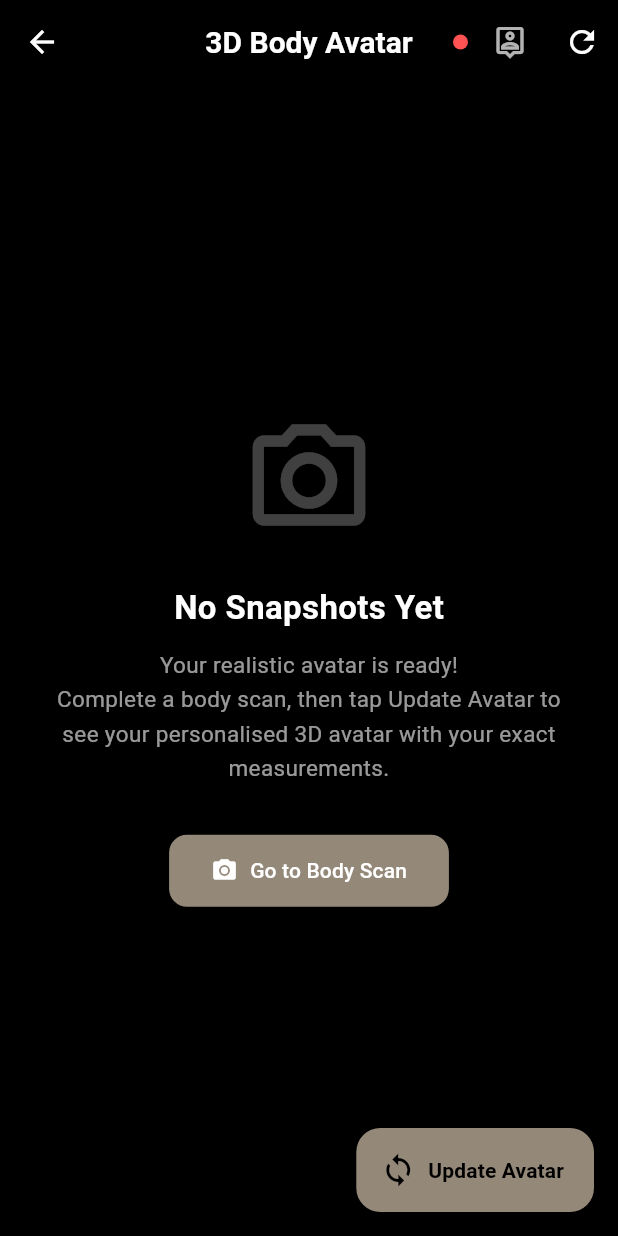
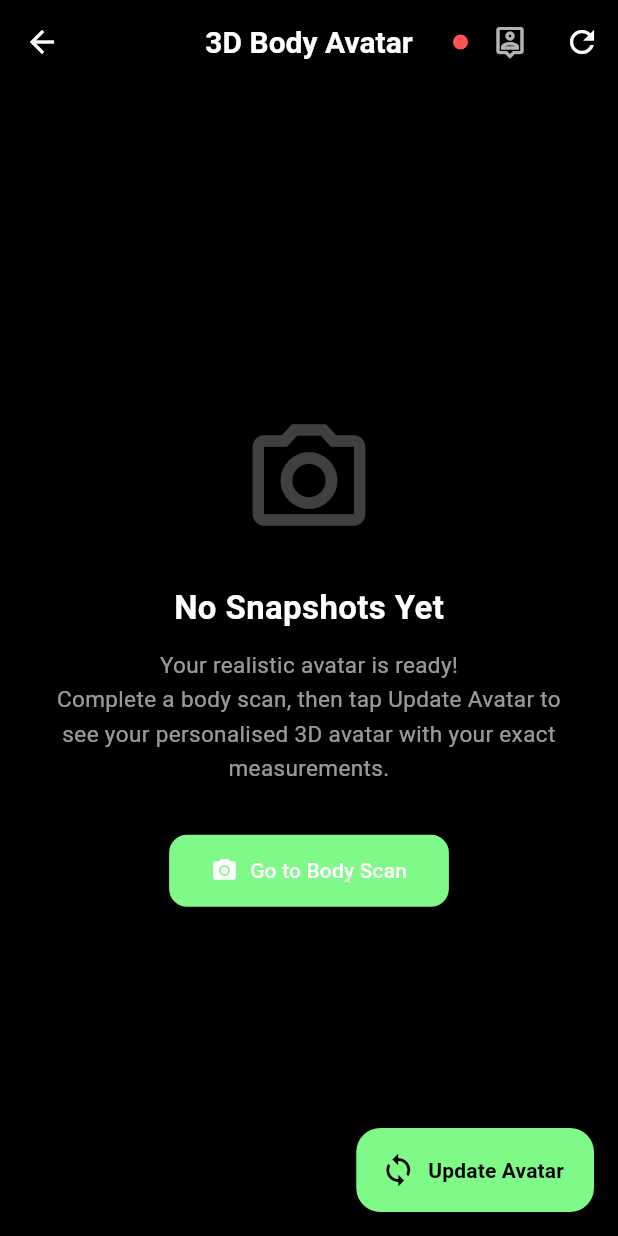
Before and after one commit to Salman0452/fyp-genzfit-frontend, a Flutter app: the AvatarViewerScreen screen opened directly, on a phone screen of 412 x 824 dp. Run offline on Flutter 3.47's test engine with Material 3 defaults, Android fonts, the phone set to English and light mode, and no system bars; our stand-ins replace cached_network_image, camera, cloud_firestore, file_picker, firebase_auth, firebase_core and 13 more; missing offline and left inert: cloudinary_public, dart:html, google_mlkit_pose_detection, model_viewer_plus; accounts and stored records are empty; network calls fail.

Commit message:
new theme

```diff
--- a/lib/utils/constants.dart
+++ b/lib/utils/constants.dart
@@ -5,23 +5,23 @@ class AppConstants {
   static const String appName = 'GenZFit';
   static const String appVersion = '1.0.0';
 
-  // Colors - Warm dark theme
-  static const Color primaryBlack = Color(0xFF222831);
-  static const Color darkGray = Color(0xFF1C2028);
-  static const Color charcoalGray = Color(0xFF222831);
-  static const Color slateGray = Color(0xFF393E46);
-  static const Color accentGray = Color(0xFF4A5060);
+// Colors - Dark neon fitness theme
+  static const Color primaryBlack = Color(0xFF0A0B0A);
+  static const Color darkGray = Color(0xFF0D0E0D);
+  static const Color charcoalGray = Color(0xFF171917);
+  static const Color slateGray = Color(0xFF1F2120);
+  static const Color accentGray = Color(0xFF2A2D2B);
 
-  static const Color primaryGold = Color(0xFF948979);
-  static const Color accentGold = Color(0xFFB5A898);
+  static const Color primaryGold = Color(0xFF7FFA88);
+  static const Color accentGold = Color(0xFF83BCB5);
 
-  static const Color errorRed = Color(0xFFE05555);
-  static const Color successGreen = Color(0xFF5A9E6F);
-  static const Color warningYellow = Color(0xFFCFAB6B);
+  static const Color errorRed = Color(0xFFFF5C5C);
+  static const Color successGreen = Color(0xFF7FFA88);
+  static const Color warningYellow = Color(0xFFFFD166);
 
-  static const Color textWhite = Color(0xFFDFD0B8);
-  static const Color textGray = Color(0xFF948979);
-  static const Color textDarkGray = Color(0xFF6B6258);
+  static const Color textWhite = Color(0xFFFFFFFF);
+  static const Color textGray = Color(0xFF5E625F);
+  static const Color textDarkGray = Color(0xFF3D4040);
 
   // Firebase Collections
   static const String usersCollection = 'users';
@@ -94,16 +94,18 @@ class AppConstants {
 
 // Simplified color constants for new screens
 class AppColors {
-  static const Color background = Color(0xFF222831);
-  static const Color surface = Color(0xFF393E46);
-  static const Color charcoal = Color(0xFF2D333B);
-  static const Color accent = Color(0xFF948979);
-  static const Color textPrimary = Color(0xFFDFD0B8);
-  static const Color textSecondary = Color(0xFF948979);
-  static const Color error = Color(0xFFE05555);
-  static const Color success = Color(0xFF5A9E6F);
-  static const Color warning = Color(0xFFCFAB6B);
-  static const Color info = Color(0xFF7A9EC0);
+  static const Color background = Color(0xFF0A0B0A);
+  static const Color surface = Color(0xFF171917);
+  static const Color charcoal = Color(0xFF1F2120);
+  static const Color accent = Color(0xFF7FFA88);
+  static const Color accentTeal = Color(0xFF83BCB5);
+  static const Color muted = Color(0xFF5E625F);
+  static const Color textPrimary = Color(0xFFFFFFFF);
+  static const Color textSecondary = Color(0xFF5E625F);
+  static const Color error = Color(0xFFFF5C5C);
+  static const Color success = Color(0xFF7FFA88);
+  static const Color warning = Color(0xFFFFD166);
+  static const Color info = Color(0xFF83BCB5);
 }
 
 class AppSizes {
```
Also changed, not shown: lib/utils/helpers.dart (+13 -13 lines).
